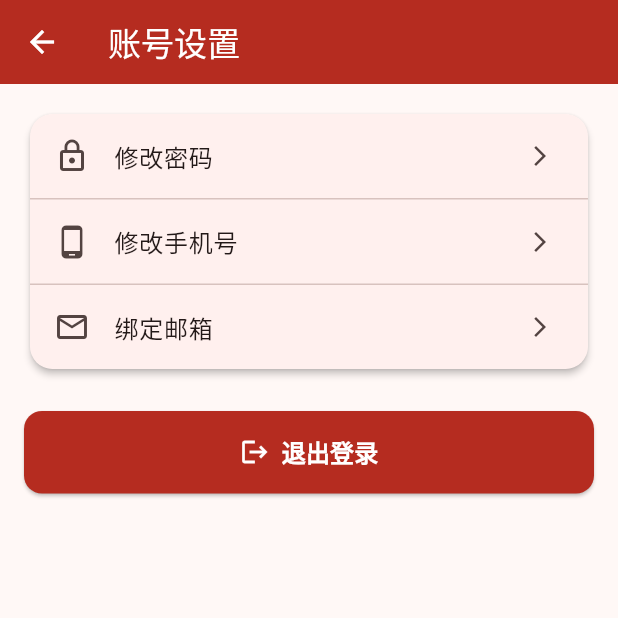
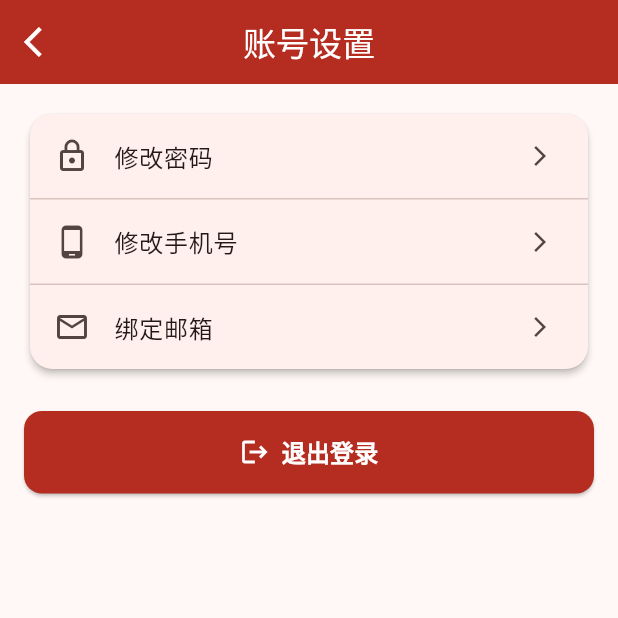
Before and after one commit to Invincible1996/firebase_demo, a Flutter app: the AccountSettingsPage screen opened by its route, on a phone screen of 412 x 824 dp, the top half of it. Run offline on Flutter 3.47's test engine with Material 3 defaults, Android fonts, the light colour scheme and no system bars; our stand-ins replace auto_route, carousel_slider, firebase_auth, firebase_core, firebase_database, shared_preferences; missing offline and left inert: city_pickers; accounts and stored records are empty.

Commit message:
feat: 更新于 2025-02-10 16:13:04

```diff
--- a/lib/pages/account_settings_page.dart
+++ b/lib/pages/account_settings_page.dart
@@ -2,6 +2,7 @@ import 'package:auto_route/auto_route.dart';
 import 'package:firebase_auth/firebase_auth.dart';
 import 'package:flutter/material.dart';
 import '../routes/app_router.dart';
+import '../widgets/common_app_bar.dart';
 
 @RoutePage()
 class AccountSettingsPage extends StatelessWidget {
@@ -40,11 +41,7 @@ class AccountSettingsPage extends StatelessWidget {
   @override
   Widget build(BuildContext context) {
     return Scaffold(
-      appBar: AppBar(
-        title: const Text('账号设置'),
-        backgroundColor: const Color(0xFFB52C20),
-        foregroundColor: Colors.white,
-      ),
+      appBar: const CommonAppBar(title: '账号设置'),
       body: SingleChildScrollView(
         child: Padding(
           padding: const EdgeInsets.all(16.0),
--- a/lib/widgets/common_app_bar.dart
+++ b/lib/widgets/common_app_bar.dart
@@ -23,6 +23,7 @@ class CommonAppBar extends StatelessWidget implements PreferredSizeWidget {
       title: Text(title),
       elevation: elevation,
       actions: actions,
+      centerTitle: true,
       leading: leading ??
           (automaticallyImplyLeading
               ? IconButton(
```
Also changed, not shown: 1 other file.
